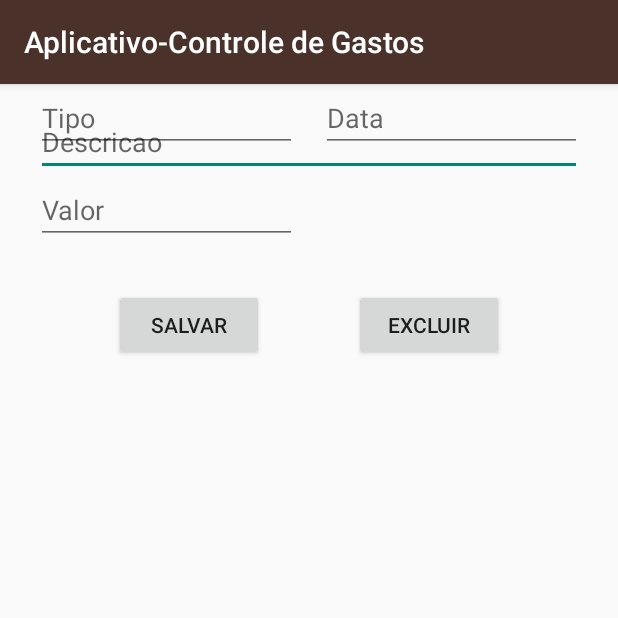
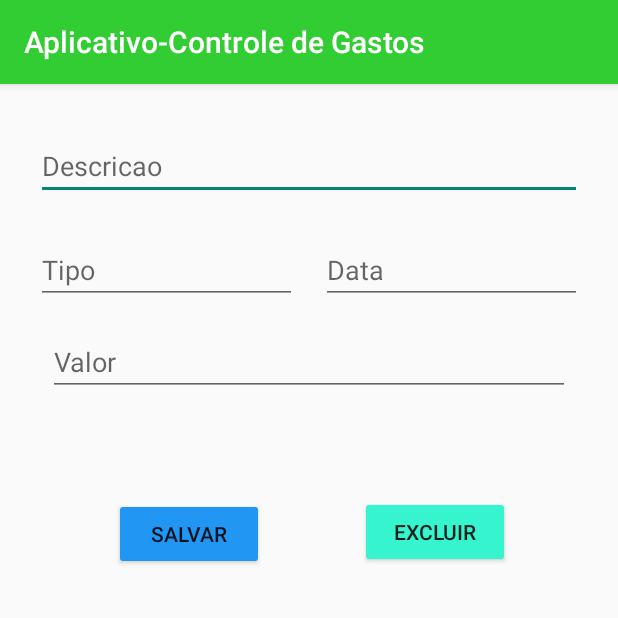
Before and after one commit to filipeml/AppControleGastos-master, an Android app: the EditarActivity screen opened directly, with no data from a screen before it, on a phone screen of 412 x 824 dp, the top half of it. Run offline under Robolectric (Android 15) with nearby library versions, the phone set to English and light mode, and no system bars.

Commit message:
Alterado Layout Tela Inicial.

```diff
--- a/app/src/main/res/layout/activity_editar.xml
+++ b/app/src/main/res/layout/activity_editar.xml
@@ -11,7 +11,7 @@
         android:layout_width="0dp"
         android:layout_height="wrap_content"
         android:layout_marginStart="24dp"
-        android:layout_marginTop="16dp"
+        android:layout_marginTop="32dp"
         android:layout_marginEnd="24dp"
         android:ems="10"
         android:hint="Descricao"
@@ -21,56 +21,58 @@
         app:layout_constraintStart_toStartOf="parent"
         app:layout_constraintTop_toTopOf="parent" />
 
+
     <EditText
         android:id="@+id/edtTipo"
         android:layout_width="0dp"
         android:layout_height="wrap_content"
         android:layout_marginStart="24dp"
-        android:layout_marginTop="16dp"
+        android:layout_marginTop="24dp"
         android:layout_marginEnd="8dp"
         android:ems="10"
         android:hint="Tipo"
         android:inputType="textPersonName"
         app:layout_constraintEnd_toStartOf="@+id/edtData"
         app:layout_constraintStart_toStartOf="parent"
-        app:layout_constraintTop_toBottomOf="@+id/edtNome" />
+        app:layout_constraintTop_toBottomOf="@+id/edtDescricao" />
 
     <EditText
         android:id="@+id/edtData"
         android:layout_width="0dp"
         android:layout_height="wrap_content"
         android:layout_marginStart="8dp"
-        android:layout_marginTop="16dp"
+        android:layout_marginTop="24dp"
         android:layout_marginEnd="24dp"
         android:ems="10"
         android:hint="Data"
         android:inputType="number"
         app:layout_constraintEnd_toEndOf="parent"
         app:layout_constraintStart_toEndOf="@+id/edtTipo"
-        app:layout_constraintTop_toBottomOf="@+id/edtNome" />
+        app:layout_constraintTop_toBottomOf="@+id/edtDescricao" />
 
     <EditText
         android:id="@+id/edtValor"
         android:layout_width="0dp"
         android:layout_height="wrap_content"
-        android:layout_marginStart="24dp"
+        android:layout_marginStart="32dp"
         android:layout_marginTop="16dp"
-        android:layout_marginEnd="214dp"
+        android:layout_marginEnd="32dp"
         android:ems="10"
         android:hint="Valor"
         android:inputType="number"
         app:layout_constraintEnd_toEndOf="parent"
+        app:layout_constraintHorizontal_bias="1.0"
         app:layout_constraintStart_toStartOf="parent"
         app:layout_constraintTop_toBottomOf="@+id/edtTipo" />
-
 
     <Button
         android:id="@+id/btnSalvar"
         android:layout_width="100dp"
         android:layout_height="wrap_content"
         android:layout_marginStart="76dp"
-        android:layout_marginTop="30dp"
+        android:layout_marginTop="68dp"
         android:layout_marginEnd="16dp"
+        android:backgroundTint="#2196F3"
         android:text="Salvar"
         app:layout_constraintEnd_toStartOf="@+id/btnExcluir"
         app:layout_constraintHorizontal_bias="0.0"
@@ -81,8 +83,9 @@
         android:id="@+id/btnExcluir"
         android:layout_width="100dp"
         android:layout_height="wrap_content"
-        android:layout_marginTop="91dp"
-        android:layout_marginEnd="76dp"
+        android:layout_marginTop="128dp"
+        android:layout_marginEnd="72dp"
+        android:backgroundTint="#36F4CE"
         android:text="Excluir"
         app:layout_constraintEnd_toEndOf="parent"
         app:layout_constraintTop_toBottomOf="@+id/edtData"
--- a/app/src/main/res/values/colors.xml
+++ b/app/src/main/res/values/colors.xml
@@ -5,10 +5,10 @@
     <color name="colorAccent">#FF4081</color>
 
     <!-- Primary color of the app (shown in the app bar) -->
-    <color name="primary_color">#4A312A</color>
+    <color name="primary_color">#32cd32</color>
 
     <!-- Primary dark color of the app (shown in the status bar) -->
-    <color name="primary_dark_color">#2F1D1A</color>
+    <color name="primary_dark_color">#9acd32</color>
 
     <!-- Background color for app -->
     <color name="tan_background">#FFF7DA</color>
@@ -23,5 +23,5 @@
     <color name="category_colors">#8800A0</color>
 
     <!-- Background color for the phrases category -->
-    <color name="category_phrases">#16AFCA</color>
+    <color name="category_phrases">#16CA85</color>
 </resources>
```
Also changed, not shown: app/src/main/res/layout/activity_main.xml (+35 -4 lines).
